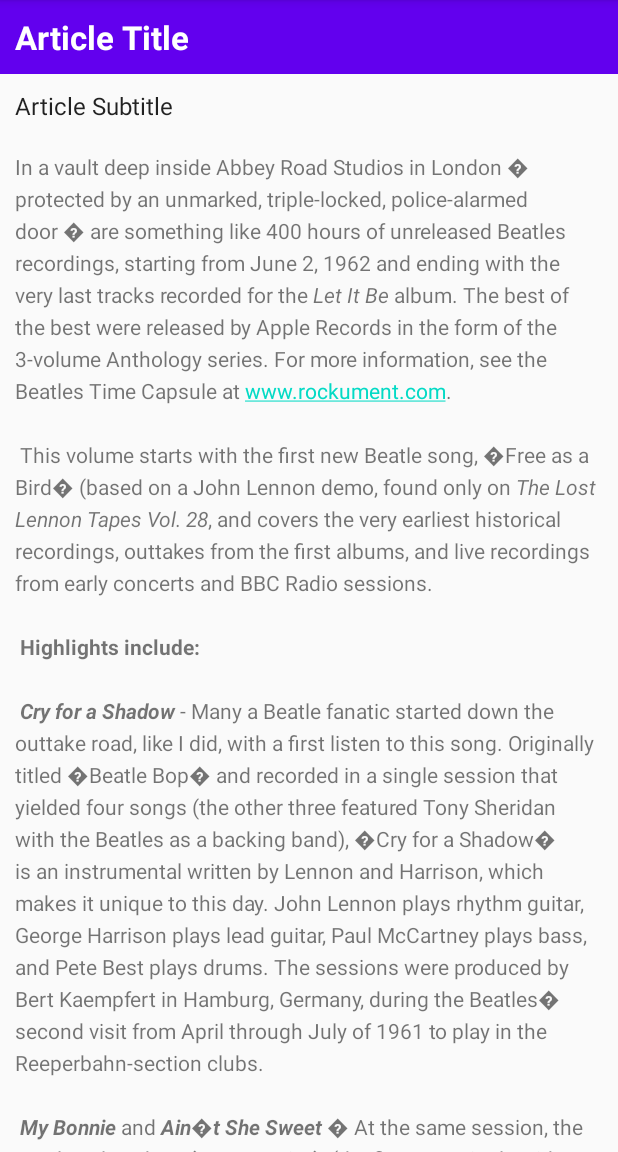
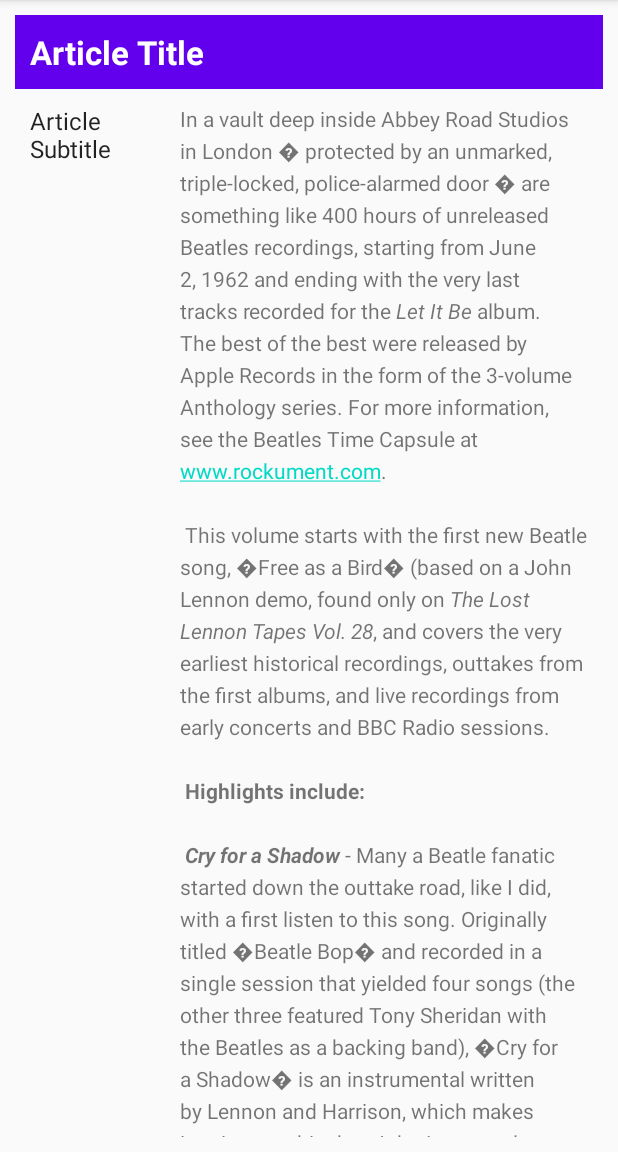
Before and after one commit to sly-felipa/MyScrollingText, an Android app: the screen it shows after launch (MainActivity), on a phone screen of 412 x 824 dp, the part 84-1236 px from its top. Run offline under Robolectric (Android 15) with nearby library versions, the phone set to English and light mode, and no system bars.

Commit message:
Additional Exercise. Open the ScrollingText app that you created in the past exercise with TextView elements a Relative Layout and a Linear Layout inside the ScrollView. 1. Change the subheading so that it wraps within a column on the left that is 100dp wide, as shown below. 2. Place the text of the article to the right of the subheading as shown below.  0.0.4

```diff
--- a/app/src/main/res/layout/activity_main.xml
+++ b/app/src/main/res/layout/activity_main.xml
@@ -1,12 +1,10 @@
 <?xml version="1.0" encoding="utf-8"?>
 <RelativeLayout xmlns:android="http://schemas.android.com/apk/res/android"
-    xmlns:app="http://schemas.android.com/apk/res-auto"
     xmlns:tools="http://schemas.android.com/tools"
     android:layout_width="match_parent"
     android:layout_height="match_parent"
     android:orientation="vertical"
-
-
+    android:padding="@dimen/padding_regular"
     tools:context=".MainActivity">
 
     <TextView
@@ -20,17 +18,21 @@
         android:textColor="@android:color/white"
         android:textStyle="bold" />
 
-
-
     <ScrollView
         android:layout_width="wrap_content"
         android:layout_height="wrap_content"
         android:layout_below="@id/article_heading">
 
         <LinearLayout
-            android:layout_width="match_parent"
+            android:layout_width="wrap_content"
+            android:layout_height="wrap_content"
+            android:orientation="horizontal">
+
+            <LinearLayout
+                android:layout_width="100dp"
                 android:layout_height="wrap_content"
                 android:orientation="vertical">
+
                 <TextView
                     android:id="@+id/article_subheading"
                     android:layout_width="match_parent"
@@ -38,6 +40,13 @@
                     android:padding="@dimen/padding_regular"
                     android:text="@string/article_subtitle"
                     android:textAppearance="@android:style/TextAppearance" />
+            </LinearLayout>
+
+            <LinearLayout
+                android:layout_width="wrap_content"
+                android:layout_height="wrap_content"
+                android:orientation="vertical">
+
                 <TextView
                     android:id="@+id/article_text"
                     android:layout_width="wrap_content"
@@ -51,10 +60,9 @@
                     android:id="@+id/button"
                     android:layout_width="wrap_content"
                     android:layout_height="wrap_content"
-                android:layout_gravity="center"
+                    android:layout_weight="1"
                     android:text="@string/article_button" />
-
-
+            </LinearLayout>
         </LinearLayout>
     </ScrollView>
 </RelativeLayout>
```
Lines whose indentation alone changed are shown as unchanged.
